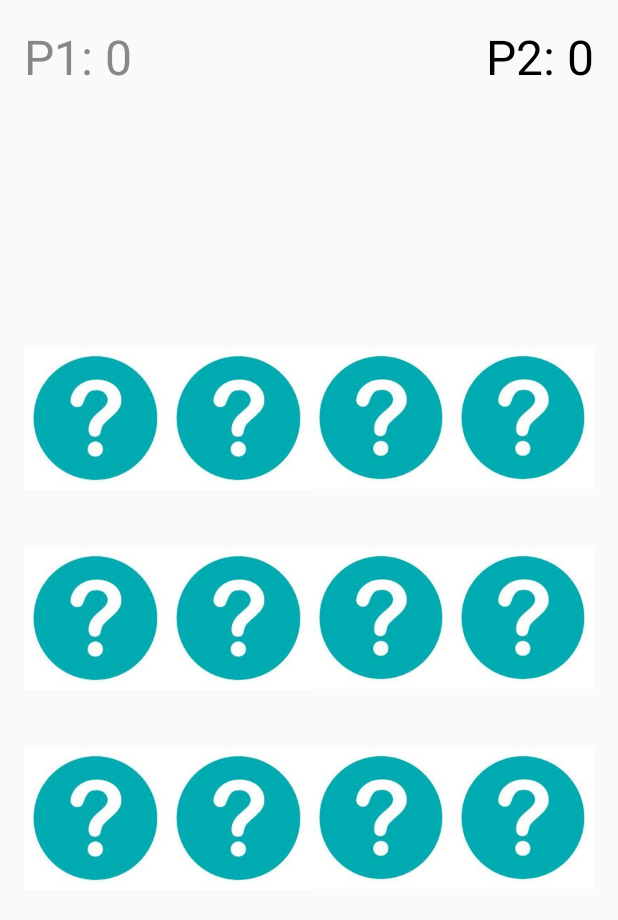
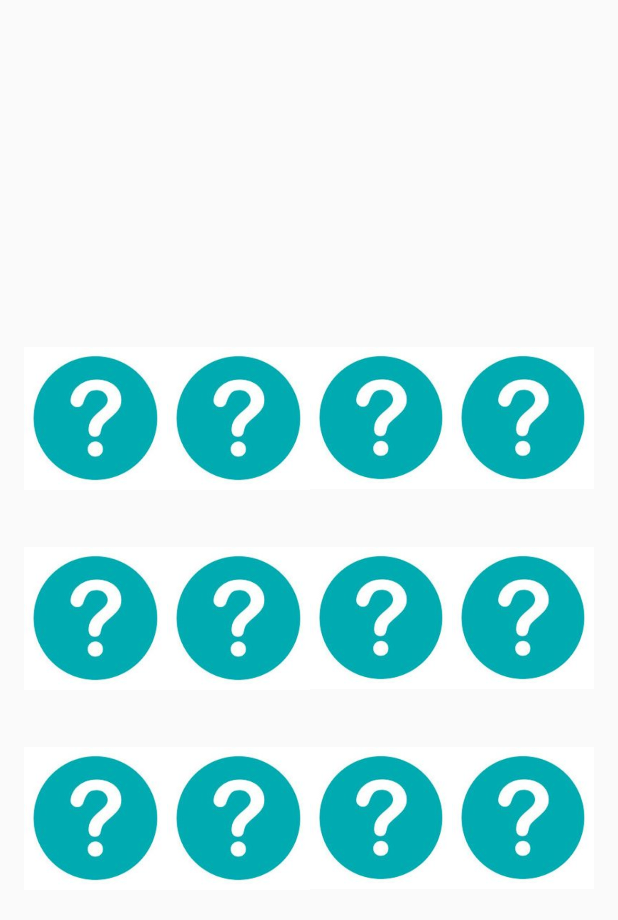
Before and after one commit to NGV03/Stress-app, an Android app: the screen it shows after launch (MainActivity), after a tap on an icon or button, on a phone screen of 412 x 824 dp. Shown: the top 920 px of the screen. Run offline under Robolectric (Android 15) with nearby library versions, the phone set to English and light mode, and no system bars; 1 other tap on this screen came first.

Commit message:
Multiplayer removal

```diff
--- a/app/src/main/java/com/example/calmomatic/MainActivity.java
+++ b/app/src/main/java/com/example/calmomatic/MainActivity.java
@@ -40,8 +40,6 @@ public class MainActivity extends AppCompatActivity {
         super.onCreate(savedInstanceState);
         setContentView(R.layout.activity_main);
 
-        tv_p1 = (TextView) findViewById(R.id.tv_p1);
-        tv_p2 = (TextView) findViewById(R.id.tv_p2);
 
         iv_11 = (ImageView) findViewById(R.id.iv_11);
         iv_12 = (ImageView) findViewById(R.id.iv_12);
@@ -75,8 +73,7 @@ public class MainActivity extends AppCompatActivity {
         //shuffle the images
         Collections.shuffle(Arrays.asList(cardsArray));
 
-        //changing the color of second player inactive
-        tv_p2.setTextColor(Color.GRAY);
+
 
         iv_11.setOnClickListener(new View.OnClickListener() {
             @Override
@@ -322,14 +319,7 @@ public class MainActivity extends AppCompatActivity {
                 iv_34.setVisibility(View.INVISIBLE);
             }
 
-            //add points to the correct player
-            if(turn == 1){
-              playerPoints++;
-              tv_p1.setText("P1:"+ playerPoints);
-            }else if(turn == 2){
-                cpuPoints++;
-                tv_p2.setText("P2:"+ cpuPoints);
-            }
+
         }else{
             iv_11.setImageResource(R.drawable.back);
             iv_12.setImageResource(R.drawable.back);
@@ -344,16 +334,7 @@ public class MainActivity extends AppCompatActivity {
             iv_33.setImageResource(R.drawable.back);
             iv_34.setImageResource(R.drawable.back);
 
-            //change the player turn
-            if(turn == 1){
-                turn = 2;
-                tv_p1.setTextColor(Color.GRAY);
-                tv_p2.setTextColor(Color.BLACK);
-            } else if(turn == 2){
-                turn = 1;
-                tv_p1.setTextColor(Color.BLACK);
-                tv_p2.setTextColor(Color.GRAY);
-            }
+
 
         }
         iv_11.setEnabled(true);
@@ -388,7 +369,7 @@ public class MainActivity extends AppCompatActivity {
 
             AlertDialog.Builder alertDialogueBuilder = new AlertDialog.Builder(MainActivity.this);
             alertDialogueBuilder
-                    .setMessage("GAME OVER!\nP1: " + playerPoints+  "\nP2: "+ cpuPoints)
+                    .setMessage("GAME OVER!")
                     .setCancelable(false)
                     .setPositiveButton("    NEW", new DialogInterface.OnClickListener() {
                         @Override
--- a/app/src/main/res/layout/activity_main.xml
+++ b/app/src/main/res/layout/activity_main.xml
@@ -18,28 +18,6 @@
         android:layout_centerHorizontal="true"
         android:layout_centerVertical="true"/>
 
-    <TextView
-        android:id="@+id/tv_p1"
-        android:layout_width="wrap_content"
-        android:layout_height="wrap_content"
-        android:text="P1: 0"
-        android:textSize="32dp"
-        android:textColor="#000000"
-        android:layout_alignParentStart="true"
-        android:layout_alignParentLeft="true"
-        android:layout_alignParentTop="true"
-         />
 
-    <TextView
-        android:id="@+id/tv_p2"
-        android:layout_width="wrap_content"
-        android:layout_height="wrap_content"
-        android:text="P2: 0"
-        android:textSize="32dp"
-        android:textColor="#000000"
-        android:layout_alignParentRight="true"
-        android:layout_alignParentTop="true"
-        android:layout_alignParentEnd="true"
-         />
 
 </RelativeLayout>
```
